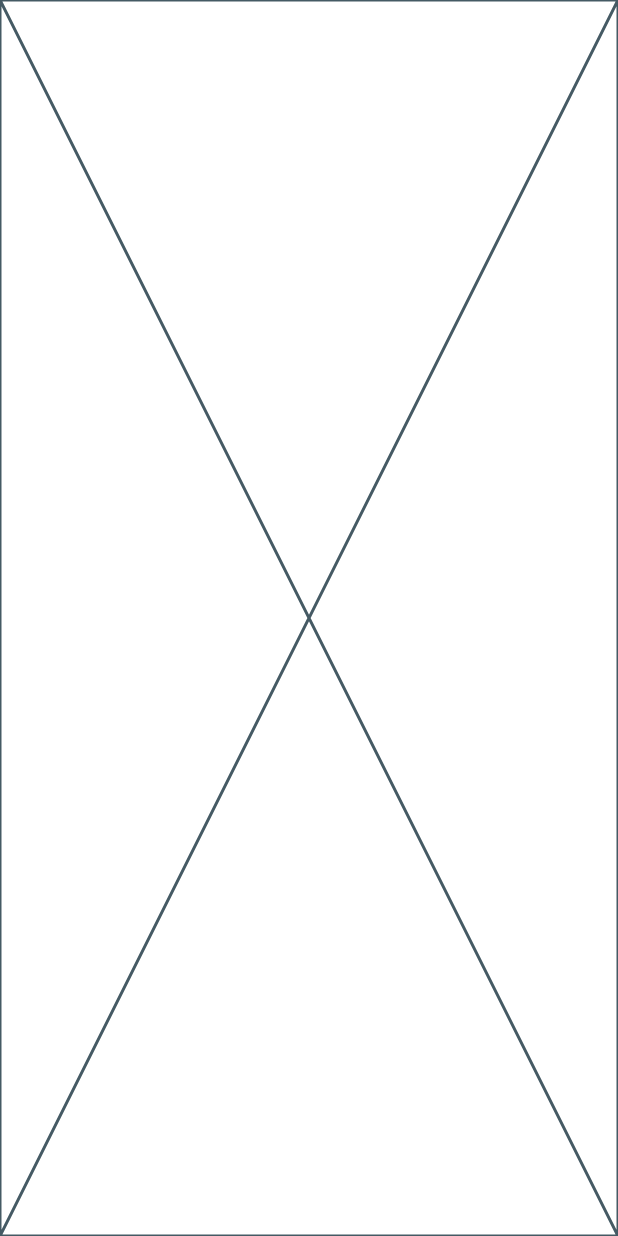
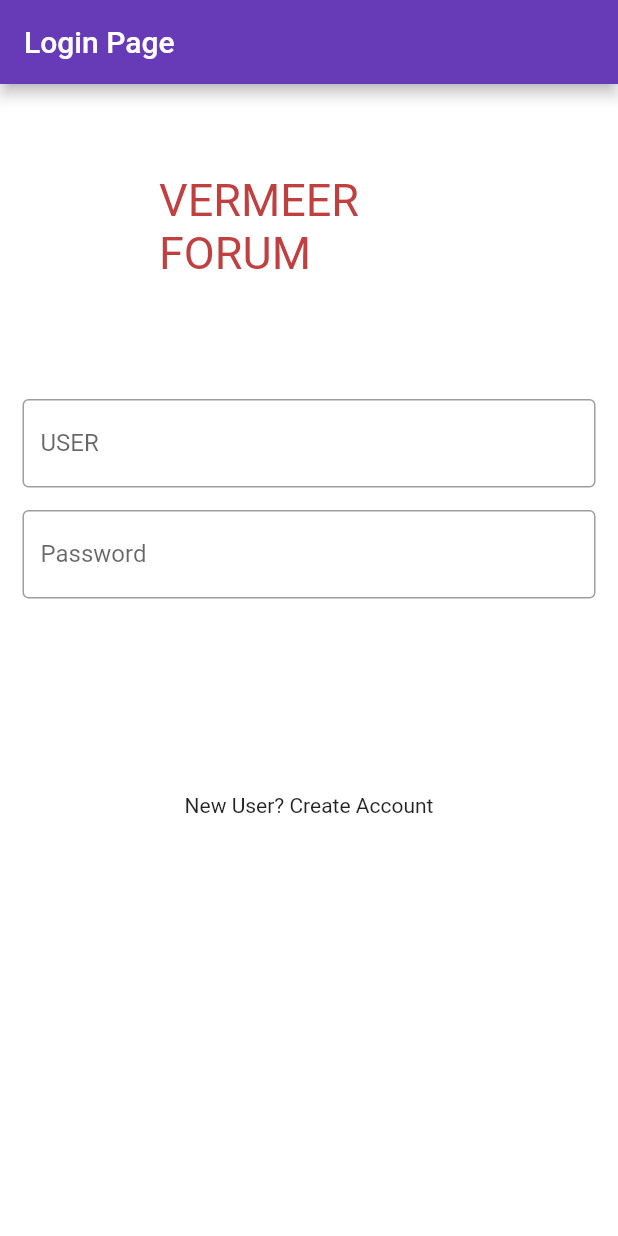
Before and after one commit to EmmanuelVega001/VermeerForum, a Flutter app: the screen it shows after launch, on a phone screen of 412 x 824 dp. Run offline on Flutter 3.47's test engine with Material 2 defaults, Android fonts, the phone set to English and light mode, and no system bars.

Commit message:
recuperada del login jeje

```diff
--- a/vermeer/lib/login.dart
+++ b/vermeer/lib/login.dart
@@ -9,7 +9,61 @@ class login extends StatefulWidget {
 
 class _loginState extends State<login> {
   @override
-  Widget build(BuildContext context) {
-    return const Placeholder();
+Widget build(BuildContext context) {
+    return Scaffold(
+      backgroundColor: Colors.white,
+      appBar: AppBar(
+        title: Text("Login Page"),
+      ),
+      body: SingleChildScrollView(
+        child: Column(
+          children: <Widget>[
+            Padding(
+              padding: const EdgeInsets.only(top: 60.0),
+              child: Center(
+                child: Container(
+                    width: 200,
+                    height: 150,
+                    /*decoration: BoxDecoration(
+                        color: Colors.red,
+                        borderRadius: BorderRadius.circular(50.0)),*/
+                    child: const Text("VERMEER FORUM",style: TextStyle(fontSize: 30, color:Color.fromARGB(255, 192, 63, 63)),)),
+              ),
+            ),
+            Padding(
+              //padding: const EdgeInsets.only(left:15.0,right: 15.0,top:0,bottom: 0),
+              padding: EdgeInsets.symmetric(horizontal: 15),
+              child: TextField(
+                decoration: InputDecoration(
+                    border: OutlineInputBorder(),
+                    labelText: 'USER',
+                    hintText: 'ENTER A VALID USERNAME PLEASE'),
+              ),
+            ),
+            Padding(
+              padding: const EdgeInsets.only(
+                  left: 15.0, right: 15.0, top: 15, bottom: 0),
+              //padding: EdgeInsets.symmetric(horizontal: 15),
+              child: TextField(
+
+                obscureText: true,
+                decoration: InputDecoration(
+                    border: OutlineInputBorder(),
+                    labelText: 'Password',
+                    hintText: 'Enter secure password'),
+              ),
+            ),
+
+            Container(
+
+            ),
+            SizedBox(
+              height: 130,
+            ),
+            Text('New User? Create Account')
+          ],
+        ),
+      ),
+    );
   }
 }
```
